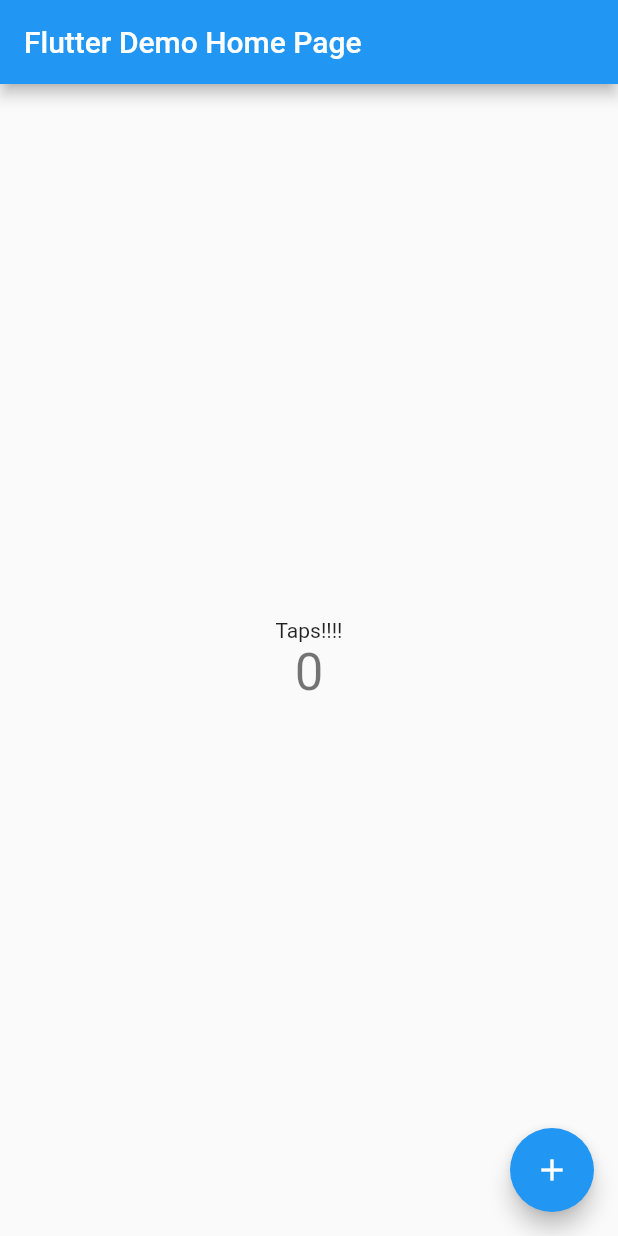
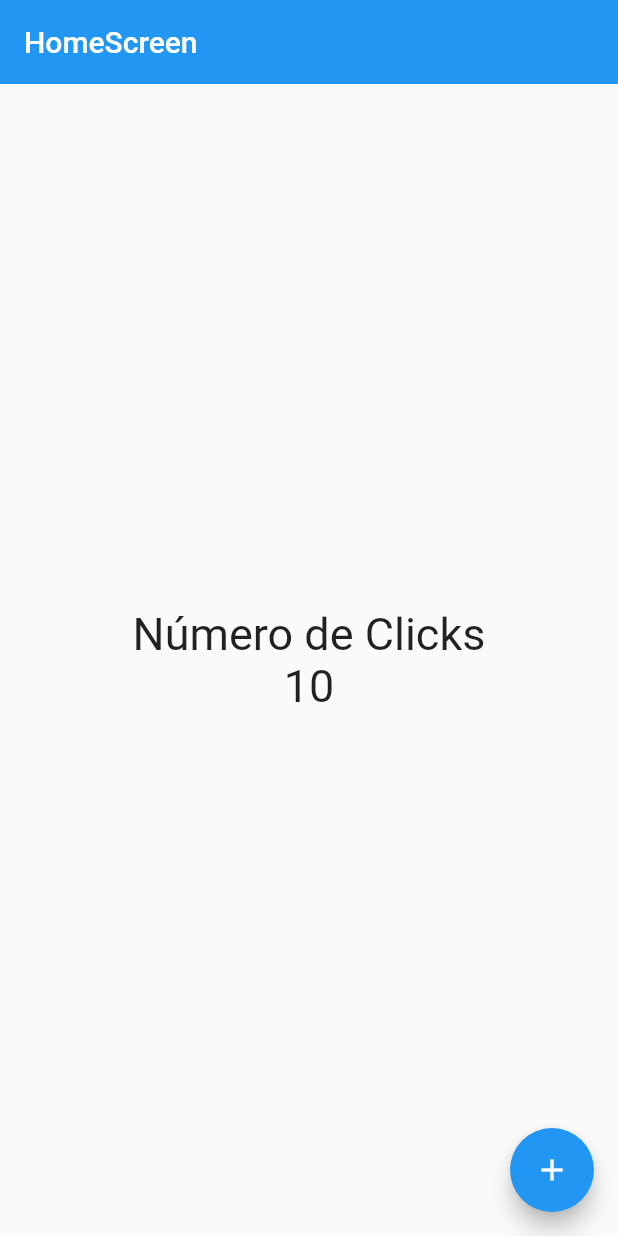
Before and after one commit to Arcoirisky/FlutterCourse, a Flutter app: the screen it shows after launch, on a phone screen of 412 x 824 dp. Run offline on Flutter 3.47's test engine with Material 2 defaults, Android fonts, the phone set to English and light mode, and no system bars.

Commit message:
feat(statelessWidget-homeview)

```diff
--- a/my_app/my_app/lib/main.dart
+++ b/my_app/my_app/lib/main.dart
@@ -1,4 +1,6 @@
 import 'package:flutter/material.dart';
+
+import 'package:my_app/screens/home_screen.dart';
 
 void main() {
   runApp(const MyApp());
@@ -7,109 +9,9 @@ void main() {
 class MyApp extends StatelessWidget {
   const MyApp({Key? key}) : super(key: key);
 
-  // This widget is the root of your application.
   @override
   Widget build(BuildContext context) {
-    return MaterialApp(
-      title: 'Flutter Demo',
-      theme: ThemeData(
-        // This is the theme of your application.
-        //
-        // Try running your application with "flutter run". You'll see the
-        // application has a blue toolbar. Then, without quitting the app, try
-        // changing the primarySwatch below to Colors.green and then invoke
-        // "hot reload" (press "r" in the console where you ran "flutter run",
-        // or simply save your changes to "hot reload" in a Flutter IDE).
-        // Notice that the counter didn't reset back to zero; the application
-        // is not restarted.
-        primarySwatch: Colors.blue,
-      ),
-      home: const MyHomePage(title: 'Flutter Demo Home Page'),
-    );
+    return const MaterialApp(
+        debugShowCheckedModeBanner: false, home: HomeScreen());
   }
 }
-
-class MyHomePage extends StatefulWidget {
-  const MyHomePage({Key? key, required this.title}) : super(key: key);
-
-  // This widget is the home page of your application. It is stateful, meaning
-  // that it has a State object (defined below) that contains fields that affect
-  // how it looks.
-
-  // This class is the configuration for the state. It holds the values (in this
-  // case the title) provided by the parent (in this case the App widget) and
-  // used by the build method of the State. Fields in a Widget subclass are
-  // always marked "final".
-
-  final String title;
-
-  @override
-  State<MyHomePage> createState() => _MyHomePageState();
-}
-
-class _MyHomePageState extends State<MyHomePage> {
-  int _counter = 0;
-
-  void _incrementCounter() {
-    setState(() {
-      // This call to setState tells the Flutter framework that something has
-      // changed in this State, which causes it to rerun the build method below
-      // so that the display can reflect the updated values. If we changed
-      // _counter without calling setState(), then the build method would not be
-      // called again, and so nothing would appear to happen.
-      _counter++;
-    });
-  }
-
-  @override
-  Widget build(BuildContext context) {
-    // This method is rerun every time setState is called, for instance as done
-    // by the _incrementCounter method above.
-    //
-    // The Flutter framework has been optimized to make rerunning build methods
-    // fast, so that you can just rebuild anything that needs updating rather
-    // than having to individually change instances of widgets.
-    return Scaffold(
-      appBar: AppBar(
-        // Here we take the value from the MyHomePage object that was created by
-        // the App.build method, and use it to set our appbar title.
-        title: Text(widget.title),
-      ),
-      body: Center(
-        // Center is a layout widget. It takes a single child and positions it
-        // in the middle of the parent.
-        child: Column(
-          // Column is also a layout widget. It takes a list of children and
-          // arranges them vertically. By default, it sizes itself to fit its
-          // children horizontally, and tries to be as tall as its parent.
-          //
-          // Invoke "debug painting" (press "p" in the console, choose the
-          // "Toggle Debug Paint" action from the Flutter Inspector in Android
-          // Studio, or the "Toggle Debug Paint" command in Visual Studio Code)
-          // to see the wireframe for each widget.
-          //
-          // Column has various properties to control how it sizes itself and
-          // how it positions its children. Here we use mainAxisAlignment to
-          // center the children vertically; the main axis here is the vertical
-          // axis because Columns are vertical (the cross axis would be
-          // horizontal).
-          mainAxisAlignment: MainAxisAlignment.center,
-          children: <Widget>[
-            const Text(
-              'Taps!!!!',
-            ),
-            Text(
-              '$_counter',
-              style: Theme.of(context).textTheme.headline4,
-            ),
-          ],
-        ),
-      ),
-      floatingActionButton: FloatingActionButton(
-        onPressed: _incrementCounter,
-        tooltip: 'Increment',
-        child: const Icon(Icons.add),
-      ), // This trailing comma makes auto-formatting nicer for build methods.
-    );
-  }
-}
--- /dev/null
+++ b/my_app/my_app/lib/screens/home_screen.dart
@@ -0,0 +1,29 @@
+import 'package:flutter/material.dart';
+
+class HomeScreen extends StatelessWidget {
+  const HomeScreen({Key? key}) : super(key: key);
+
+  @override
+  Widget build(BuildContext context) {
+    const fontSize30 = TextStyle(fontSize: 30);
+
+    return Scaffold(
+      appBar: AppBar(
+        title: const Text('HomeScreen'),
+        elevation: 0,
+      ),
+      body: Center(
+        child: Column(
+            mainAxisAlignment: MainAxisAlignment.center,
+            children: const [
+              Text('Número de Clicks', style: fontSize30),
+              Text('10', style: fontSize30),
+            ]),
+      ),
+      floatingActionButton: FloatingActionButton(
+        onPressed: () {},
+        child: const Icon(Icons.add),
+      ),
+    );
+  }
+}
```
